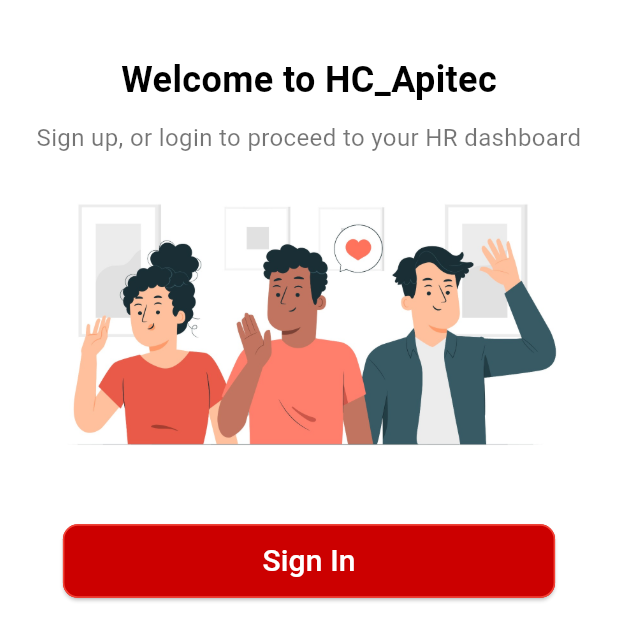
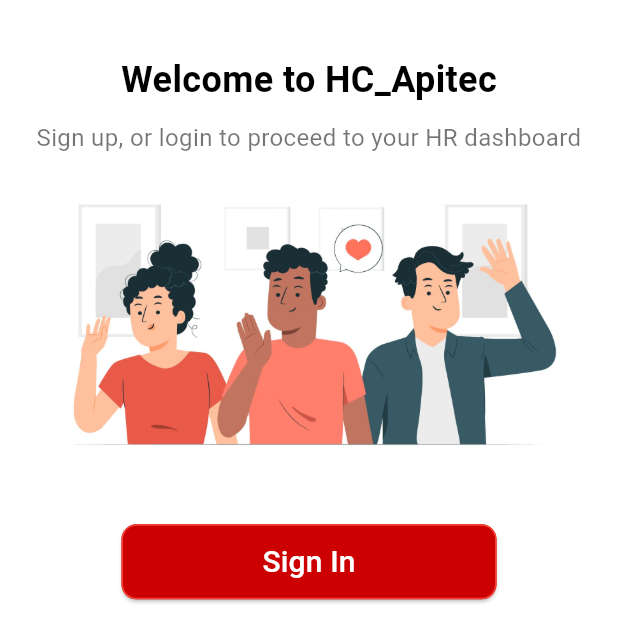
Before and after one commit to anca234/flutter_hris_app, a Flutter app: the AuthScreen screen opened directly, on a phone screen of 412 x 824 dp. Shown: the top 642 px of the screen. Run offline on Flutter 3.47's test engine with Material 3 defaults, Android fonts, the phone set to English and light mode, and no system bars; our stand-ins replace device_info_plus, geocoding, geolocator, shared_preferences; accounts and stored records are empty.

Commit message:
fix sign in buttton in authscreen

```diff
--- a/lib/screens/auth_screen.dart
+++ b/lib/screens/auth_screen.dart
@@ -54,17 +54,22 @@ class AuthScreen extends StatelessWidget {
                   },
                   style: ElevatedButton.styleFrom(
                     shape: RoundedRectangleBorder(
-                        borderRadius: BorderRadius.circular(10.0),
-                        side: BorderSide(color: Colors.red)),
+                      borderRadius: BorderRadius.circular(10.0),
+                      side: BorderSide(color: Colors.red),
+                    ),
                     backgroundColor: const Color.fromRGBO(204, 0, 0, 1.0),
-                    padding:
-                        EdgeInsets.symmetric(horizontal: 133, vertical: 10),
+                    padding: EdgeInsets.symmetric(
+                        horizontal: 20, vertical: 10), // Adjusted padding
+                    minimumSize:
+                        Size(250, 50), // Ensures the button has enough space
                   ),
-                  child: const Text('Sign In',
-                      style: TextStyle(
-                        color: Colors.white,
-                        fontSize: 20,
-                      )),
+                  child: const Text(
+                    'Sign In',
+                    style: TextStyle(
+                      color: Colors.white,
+                      fontSize: 20,
+                    ),
+                  ),
                 ),
               ],
             ),
```
